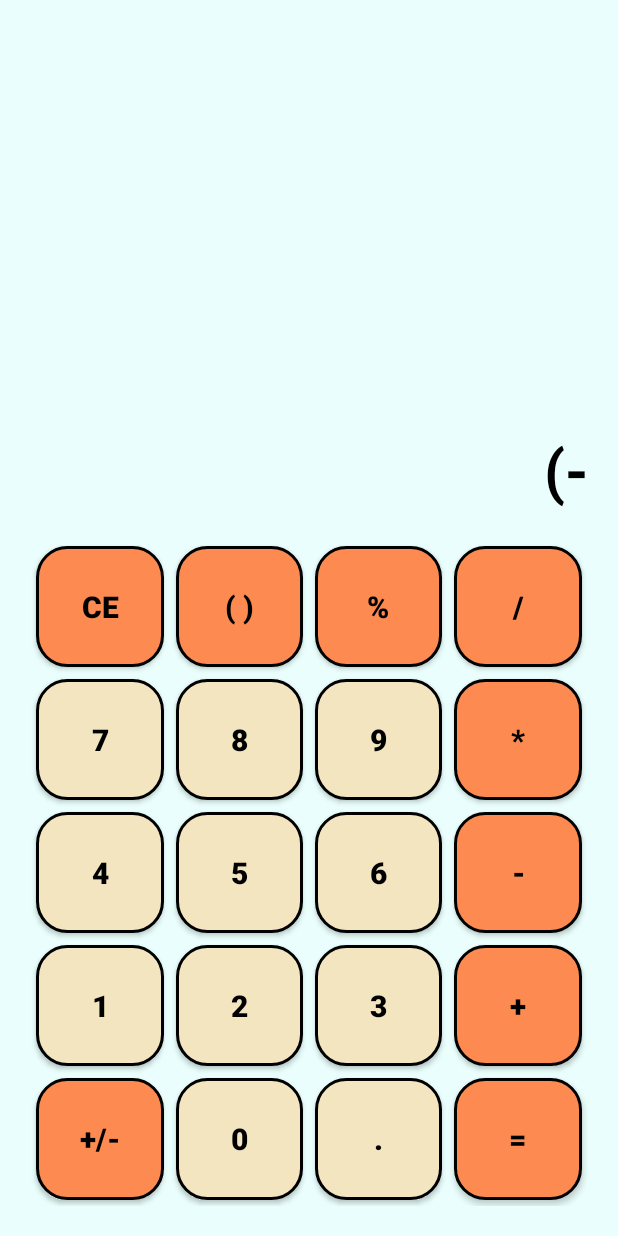
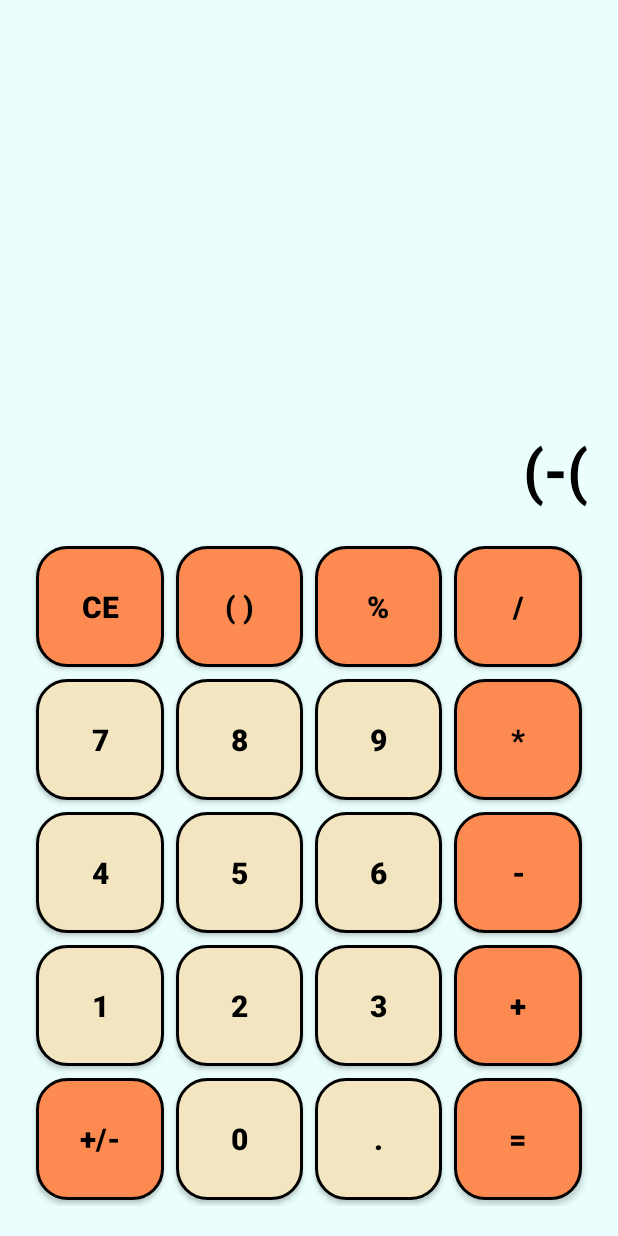
Before and after one commit to vlad7589/Calculator, an Android app: the screen it shows after launch (MainActivity), after a tap on "+/-", on a phone screen of 412 x 824 dp. Run offline under Robolectric (Android 15) with nearby library versions, the phone set to English and light mode, and no system bars; our stand-ins replace data binding; 2 other taps on this screen came first.

```diff
--- a/app/src/main/res/layout/activity_main.xml
+++ b/app/src/main/res/layout/activity_main.xml
@@ -60,6 +60,7 @@
                     android:layout_columnWeight="1"
                     android:layout_gravity="fill"
                     android:background="@drawable/custom_rect_btn"
+                    android:onClick="@{() -> viewModel.addBrackets()}"
                     android:text="( )" />
 
                 <androidx.appcompat.widget.AppCompatButton
```
